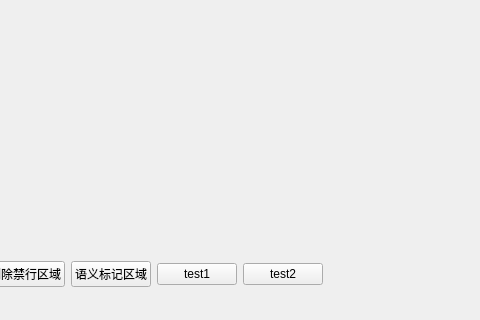
Before: the Qt Designer form ros_gui/ui/mainwindow.ui in MrMao007/ros_gui2, drawn with Qt 5; both pictures show x 507 to 987 and y 315 to 635 of the 1223 by 635 pixel window.
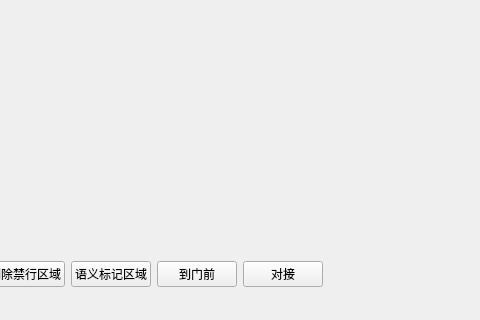
After: the same form once the commit is applied. Icons and pictures are not drawn.

What changed in the file:
```diff
--- a/ros_gui/ui/mainwindow.ui
+++ b/ros_gui/ui/mainwindow.ui
@@ -546,14 +546,14 @@
         <item>
          <widget class="QPushButton" name="pushButton_30">
           <property name="text">
-           <string>test1</string>
+           <string>到门前</string>
           </property>
          </widget>
         </item>
         <item>
          <widget class="QPushButton" name="pushButton_31">
           <property name="text">
-           <string>test2</string>
+           <string>对接</string>
           </property>
          </widget>
         </item>
```
